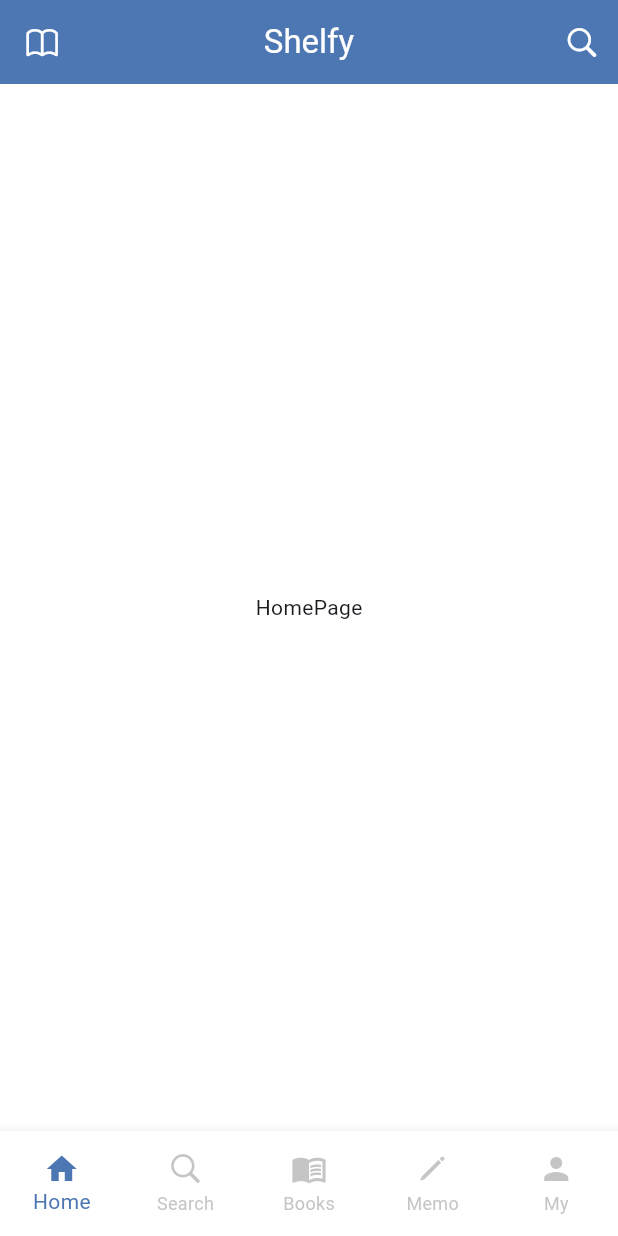
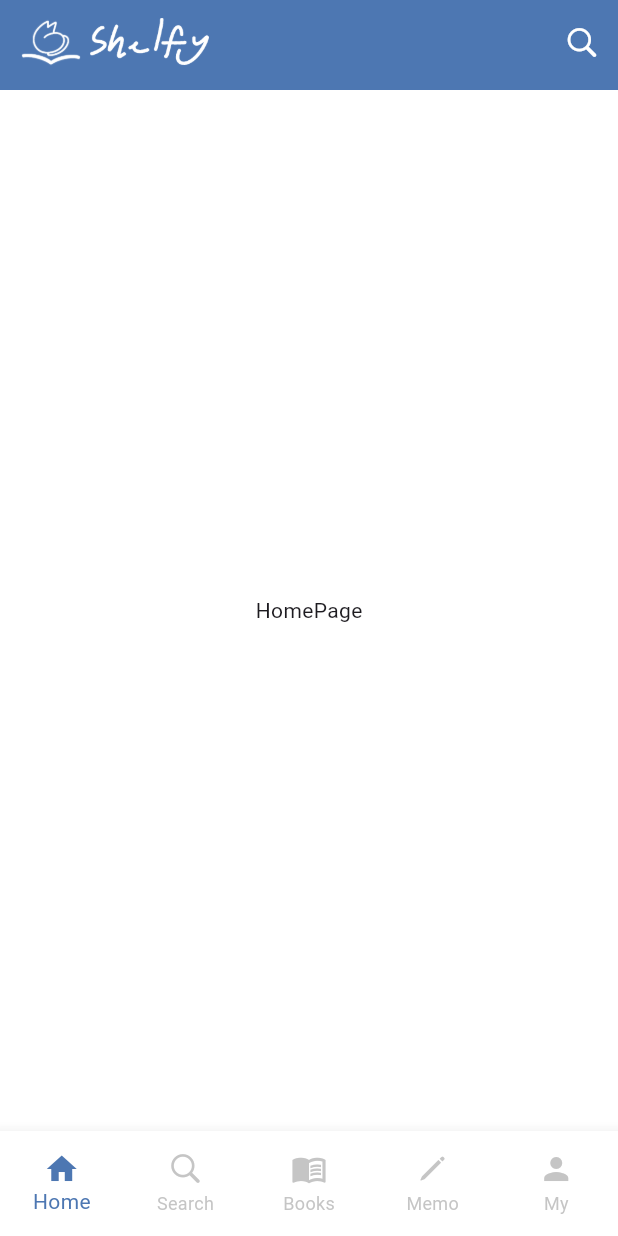
Before and after one commit to ywha0206/Shelfy-Front, a Flutter app: the screen it shows after launch, on a phone screen of 412 x 824 dp. Run offline on Flutter 3.47's test engine with Material 3 defaults, Android fonts, the light colour scheme and no system bars; our stand-ins replace google_fonts, logger.

Commit message:
appbar 수정

```diff
--- a/lib/components/custom_appbar.dart
+++ b/lib/components/custom_appbar.dart
@@ -0,0 +1,72 @@
+import 'package:flutter/cupertino.dart';
+import 'package:flutter/material.dart';
+
+AppBar HomeAppBar() {
+  return AppBar(
+    // 타이틀 위치
+    titleSpacing: 8,
+    backgroundColor: const Color(0xFF4D77B2),
+    scrolledUnderElevation: 0,
+    title: Row(
+      children: [
+        Padding(
+          padding: const EdgeInsets.only(left: 6.0, top: 6.0, bottom: 6.0),
+          child: Image.asset(
+            'assets/images/shelfy_kitty_logo.png',
+            width: 40,
+          ),
+        ),
+        Padding(
+          padding: const EdgeInsets.all(6.0),
+          child: Image.asset(
+            'assets/images/Shelfy_textLogo_white.png',
+            width: 80,
+          ),
+        )
+      ],
+    ),
+    actions: [
+      IconButton(
+        onPressed: () {},
+        icon: Icon(
+          CupertinoIcons.search,
+          color: Colors.white,
+        ),
+      ),
+    ],
+  );
+}
+
+AppBar BooksAppBar() {
+  return AppBar(
+    // 타이틀 위치
+    titleSpacing: 8,
+    backgroundColor: const Color(0xFF4D77B2),
+    scrolledUnderElevation: 0,
+    title: Row(
+      children: [
+        Padding(
+          padding: const EdgeInsets.only(left: 6.0, top: 6.0, bottom: 6.0),
+          child: Image.asset(
+            'assets/images/shelfy_kitty_logo.png',
+            width: 40,
+          ),
+        ),
+        const SizedBox(width: 6),
+        Text(
+          '나의 서재',
+          style: TextStyle(fontSize: 20, color: Colors.white),
+        )
+      ],
+    ),
+    actions: [
+      IconButton(
+        onPressed: () {},
+        icon: Icon(
+          CupertinoIcons.search,
+          color: Colors.white,
+        ),
+      ),
+    ],
+  );
+}
--- a/lib/pages/main_screen.dart
+++ b/lib/pages/main_screen.dart
@@ -1,6 +1,7 @@
 import 'package:flutter/cupertino.dart';
 import 'package:flutter/material.dart';
 
+import '../components/custom_appbar.dart';
 import 'books/books_page.dart';
 import 'home/home_page.dart';
 import 'memo/memo_page.dart';
@@ -22,28 +23,16 @@
     return SafeArea(
       child: Scaffold(
         backgroundColor: Colors.white,
-        appBar: AppBar(
-          // title 중앙 정렬
-          centerTitle: true,
-          backgroundColor: const Color(0xFF4D77B2),
-          scrolledUnderElevation: 0,
-          leading: Icon(
-            CupertinoIcons.book,
-            color: Colors.white,
+        appBar: PreferredSize(
+          preferredSize: Size.fromHeight(60),
+          child: IndexedStack(
+            index: _selectedIndex,
+            children: [
+              HomeAppBar(),
+              BooksAppBar(),
+              BooksAppBar(),
+            ],
           ),
-          title: Text(
-            'Shelfy',
-            style: TextStyle(color: Colors.white),
-          ),
-          actions: [
-            IconButton(
-              onPressed: () {},
-              icon: Icon(
-                CupertinoIcons.search,
-                color: Colors.white,
-              ),
-            ),
-          ],
         ),
         // IndexedStack 을 활용해 여러 화면을 동시에 호출하고 각 페이지의 상태를 기억함 ( 스크롤 위치 등 )
         body: IndexedStack(
--- a/pubspec.yaml
+++ b/pubspec.yaml
@@ -72,7 +72,7 @@
 
   # To add assets to your application, add an assets section, like this:
   assets:
-    - assets/
+    - assets/images/
   #   - images/a_dot_ham.jpeg
 
   # An image asset can refer to one or more resolution-specific "variants", see
```
Also changed, not shown: assets/images/Shelfy_textLogo_white.png (added), assets/images/shelfy 로고.png (deleted), assets/images/shelfy_kitty_logo.png (added).
